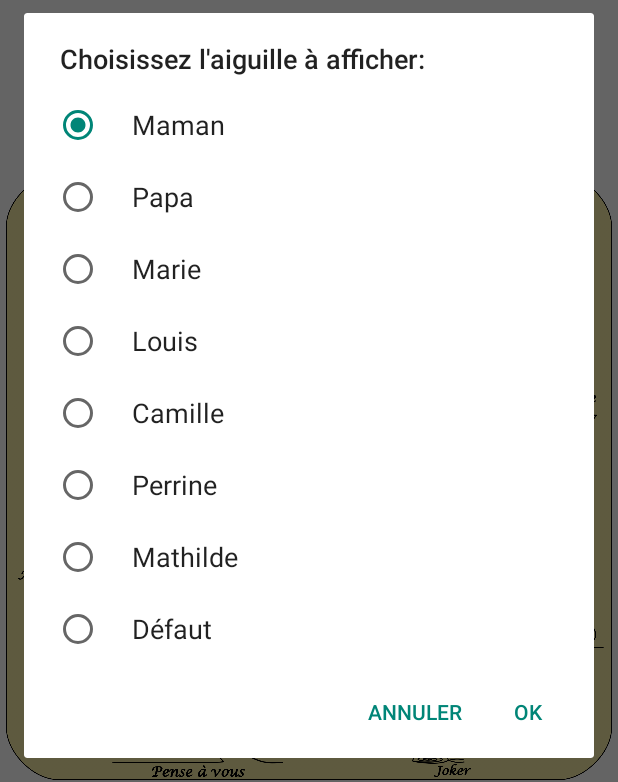
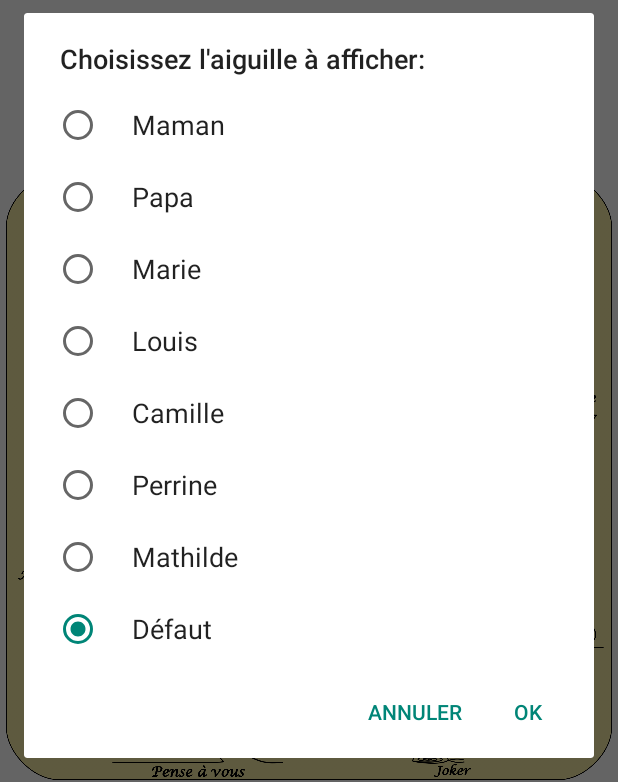
Before and after one commit to LouisBzh/Chenille1, an Android app: the screen it shows after launch (Main), in the options menu, after a tap on "Choix aiguille", on a phone screen of 412 x 824 dp. Shown: the part 232-1014 px from the top of the screen. Run offline under Robolectric (Android 15) with nearby library versions, the phone set to English and light mode, and no system bars.

```diff
--- a/app/src/main/java/com/example/bureau/testhorlogesimple/Main.java
+++ b/app/src/main/java/com/example/bureau/testhorlogesimple/Main.java
@@ -271,7 +271,7 @@ public class Main extends AppCompatActivity {
             case R.id.action_aiguille: //Choix de l'aiguille a afficher
                 AlertDialog.Builder builder = new AlertDialog.Builder(Main.this);
                 builder.setTitle("Choisissez l'aiguille à afficher:");
-                builder.setSingleChoiceItems(personID, 0, new DialogInterface.OnClickListener() {
+                builder.setSingleChoiceItems(personID, myVar.getInt("aigChoosed",8)-1, new DialogInterface.OnClickListener() {
                     @Override
                     public void onClick(DialogInterface dialog, int id) {
                     }
@@ -306,15 +306,7 @@ public class Main extends AppCompatActivity {
     }
     @Override
     protected void onDestroy(){
-        /*
-        myVarEditor.putBoolean("Famille", false);
-        myVarEditor.putBoolean("Travail", false);
-        myVarEditor.putBoolean("Joker", false);
-        myVarEditor.putBoolean("A la maison", false);
-        myVarEditor.commit();
-         */
-
-        super.onDestroy();
+         super.onDestroy();
     }
 
 }
--- a/app/src/main/java/com/example/bureau/testhorlogesimple/MapsActivity.java
+++ b/app/src/main/java/com/example/bureau/testhorlogesimple/MapsActivity.java
@@ -56,6 +56,7 @@ public class MapsActivity extends FragmentActivity implements OnMapReadyCallback
         super.onCreate(savedInstanceState);
         setContentView(R.layout.activity_maps);
         myVar = getSharedPreferences(MY_PREF, Context.MODE_PRIVATE);
+        myVarEditor = myVar.edit();
         SupportMapFragment mapFrag = (SupportMapFragment) getSupportFragmentManager().findFragmentById(R.id.map);
         mapFrag.getMapAsync(this);
         locationManager = (LocationManager) getSystemService(Context.LOCATION_SERVICE);
--- a/app/src/main/res/menu/menu.xml
+++ b/app/src/main/res/menu/menu.xml
@@ -9,7 +9,7 @@
         android:id="@+id/action_gps"
         android:icon="@android:drawable/ic_dialog_map"
         android:title="@string/MenuGPS"
-        app:showAsAction="ifRoom"></item>
+        app:showAsAction="ifRoom"/>
     <item
         android:id="@+id/action_infos"
         android:icon="@android:drawable/ic_dialog_info"
```
Also changed, not shown: app/src/main/java/com/example/bureau/testhorlogesimple/ProximityReceiver.java (+10 -10 lines).
